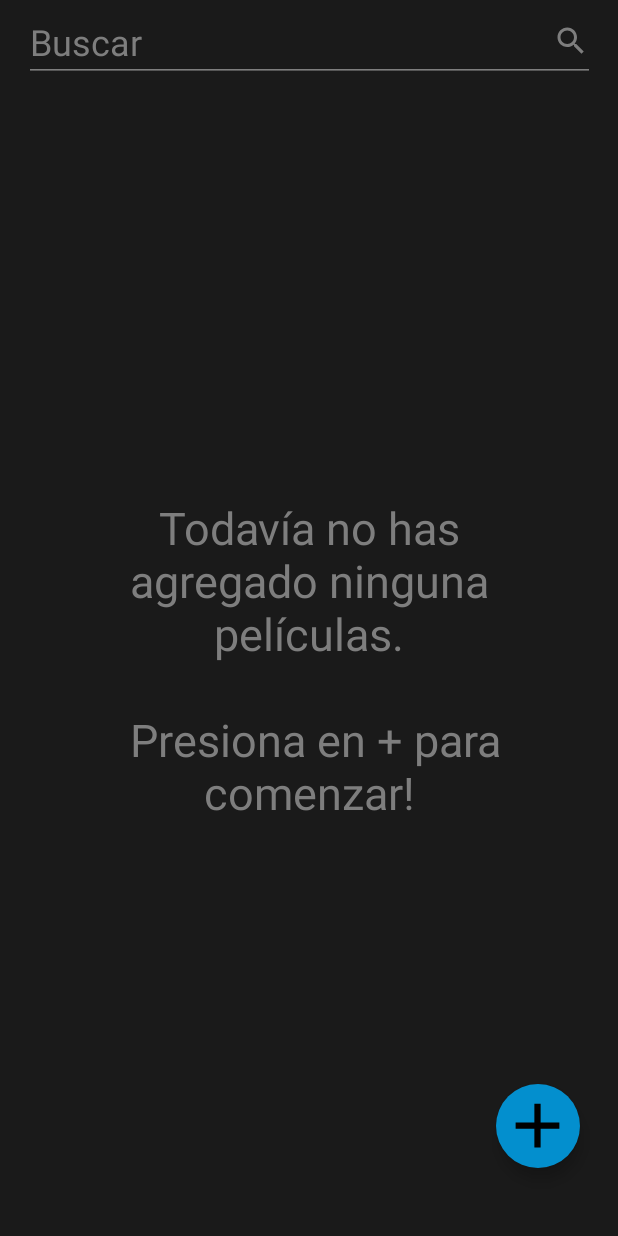
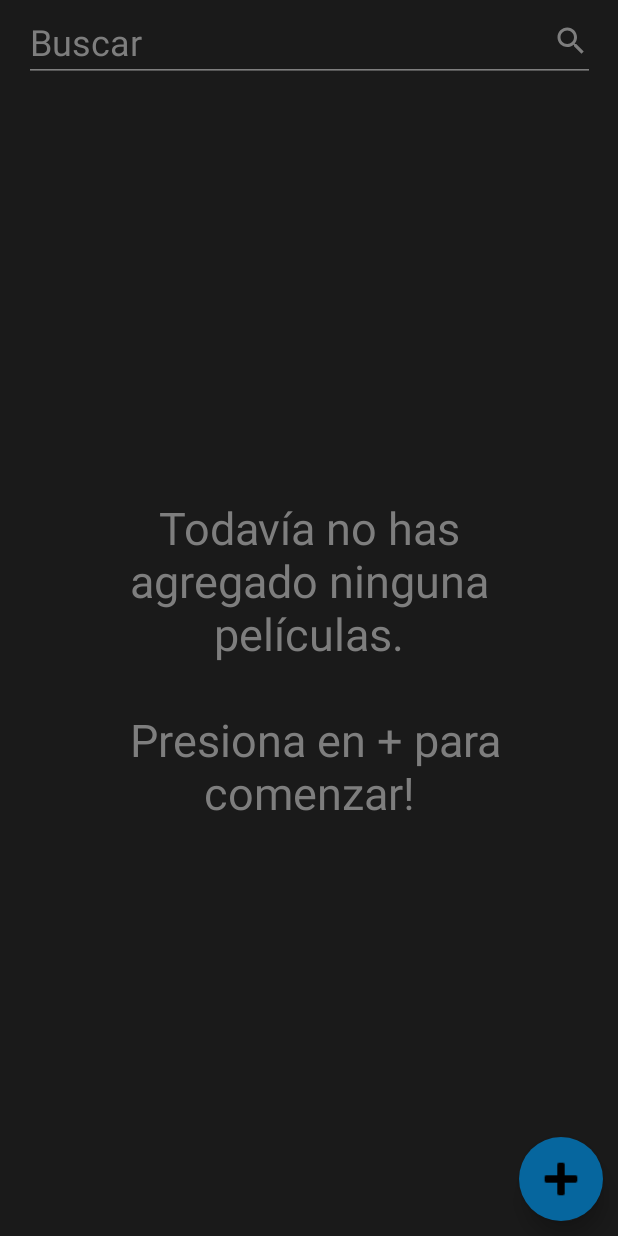
Before and after one commit to RepCode/HaveISeenIt, an Android app: the MoviesActivity screen opened directly, with no data from a screen before it, on a phone screen of 412 x 824 dp. Run offline under Robolectric (Android 15) with nearby library versions, the phone set to English and light mode, and no system bars; our stand-ins replace Room's generated code; 4 statements that could not run were skipped.

Commit message:
changed floating button design and position. Change movies list adapter to get movies from viewModel

```diff
--- a/app/src/main/java/com/utn/haveiseenit/activities/movies/MoviesActivity.kt
+++ b/app/src/main/java/com/utn/haveiseenit/activities/movies/MoviesActivity.kt
@@ -62,9 +62,17 @@ class MoviesActivity : AppCompatActivity(), ToolbarEvents {
 
     override var onSearchItemSelected = { _: MovieResponse -> Unit }
 
-    override fun requestSearchbarFocus(){
+    override fun requestSearchBarFocus(){
         acTextView.requestFocus()
         acTextView.showDropDown()
+    }
+
+    override fun setSearchBarVisibility(isVisible: Boolean){
+        if(isVisible){
+            acTextView.visibility = View.VISIBLE
+        } else {
+            acTextView.visibility = View.INVISIBLE
+        }
     }
 
     private fun searchByName(query: String) {
@@ -85,5 +93,6 @@ class MoviesActivity : AppCompatActivity(), ToolbarEvents {
 
 interface ToolbarEvents {
     var onSearchItemSelected: (MovieResponse) -> Unit
-    fun requestSearchbarFocus()
+    fun requestSearchBarFocus()
+    fun setSearchBarVisibility(isVisible: Boolean)
 }
--- a/app/src/main/java/com/utn/haveiseenit/activities/movies/adapters/MoviesAdapter.kt
+++ b/app/src/main/java/com/utn/haveiseenit/activities/movies/adapters/MoviesAdapter.kt
@@ -1,20 +1,35 @@
 package com.utn.haveiseenit.activities.movies.adapters
 
-import android.graphics.drawable.GradientDrawable
 import android.view.LayoutInflater
 import android.view.View
 import android.view.ViewGroup
 import android.widget.ImageView
 import android.widget.TextView
 import androidx.cardview.widget.CardView
+import androidx.fragment.app.FragmentActivity
+import androidx.lifecycle.Observer
+import androidx.lifecycle.ViewModelProvider
 import androidx.recyclerview.widget.RecyclerView
+import com.google.android.material.card.MaterialCardView
 import com.utn.haveiseenit.R
 import com.utn.haveiseenit.activities.movies.layoutHelpers.MovieLayoutHelpers
+import com.utn.haveiseenit.activities.movies.viewModels.MovieListViewModel
 import com.utn.haveiseenit.activities.movies.viewModels.models.MovieModel
-import com.utn.haveiseenit.entities.MovieStatuses
 
-class MoviesAdapter(private val movies: List<MovieModel>, val adapterOnClick: (MovieModel) -> Unit) :
+class MoviesAdapter(
+    activity: FragmentActivity,
+    private val onMovieSelectionChange: (Int) -> Unit,
+    val adapterOnClick: (MovieModel) -> Unit
+) :
     RecyclerView.Adapter<MoviesAdapter.MoviesViewHolder>() {
+    init {
+        ViewModelProvider(activity).get(MovieListViewModel::class.java).getMovies().observe(activity, Observer<List<MovieModel>> { moviesList ->
+            movies = moviesList
+        })
+    }
+    private lateinit var movies: List<MovieModel>
+
+    val selectedMovies = mutableListOf<Int>()
 
     class MoviesViewHolder(val view: View) : RecyclerView.ViewHolder(view) {
     }
@@ -44,13 +59,25 @@ class MoviesAdapter(private val movies: List<MovieModel>, val adapterOnClick: (M
         holder.view.findViewById<TextView>(R.id.list_director_text).text =
             holder.view.context.getString(R.string.list_director, movies[position].movie.director)
         val rating = movies[position].movie.rating
-        if(rating == null){
+        if (rating == null) {
             holder.view.findViewById<TextView>(R.id.list_score_text).visibility = View.INVISIBLE
-        } else{
+        } else {
             holder.view.findViewById<TextView>(R.id.list_score_text).text =
                 holder.view.context.getString(R.string.list_rating, rating)
         }
         setStatus(holder, movies[position].movie.status)
+        val card = holder.view.findViewById<MaterialCardView>(R.id.movie_card)
+        holder.view.findViewById<CardView>(R.id.movie_card).setOnLongClickListener {
+            if (card.isChecked) {
+                selectedMovies.remove(movies[position].movie.id)
+                card.isChecked = false
+            } else {
+                selectedMovies.add(movies[position].movie.id)
+                card.isChecked = true
+            }
+            onMovieSelectionChange(selectedMovies.size)
+            true
+        }
         holder.view.findViewById<CardView>(R.id.movie_card).setOnClickListener {
             adapterOnClick(movies[position])
         }
--- a/app/src/main/java/com/utn/haveiseenit/activities/movies/fragments/MovieDetailContainerFragment.kt
+++ b/app/src/main/java/com/utn/haveiseenit/activities/movies/fragments/MovieDetailContainerFragment.kt
@@ -17,6 +17,7 @@ import com.google.android.material.tabs.TabLayout
 import com.google.android.material.tabs.TabLayoutMediator
 
 import com.utn.haveiseenit.R
+import com.utn.haveiseenit.activities.movies.ToolbarEvents
 import com.utn.haveiseenit.activities.movies.viewModels.MovieDetailViewModel
 
 class MovieDetailContainerFragment : Fragment() {
@@ -102,8 +103,7 @@ class MovieDetailContainerFragment : Fragment() {
 
         (activity as AppCompatActivity).supportActionBar?.setDisplayHomeAsUpEnabled(true)
         // hide search bar from toolbar
-        activity?.findViewById<AutoCompleteTextView>(R.id.search_autocomplete)?.visibility =
-            View.INVISIBLE
+        (activity as ToolbarEvents).setSearchBarVisibility(false)
         // set navigation back
         val toolbar: Toolbar = (activity as AppCompatActivity).findViewById(R.id.toolbar)
         toolbar.setNavigationOnClickListener {
--- a/app/src/main/java/com/utn/haveiseenit/activities/movies/fragments/MovieDetailFragment.kt
+++ b/app/src/main/java/com/utn/haveiseenit/activities/movies/fragments/MovieDetailFragment.kt
@@ -55,7 +55,6 @@ class MovieDetailFragment() : Fragment() {
         inflater: LayoutInflater, container: ViewGroup?,
         savedInstanceState: Bundle?
     ): View? {
-        setHasOptionsMenu(true)
         v = inflater.inflate(R.layout.fragment_movie_detail, container, false)
         // Set listeners
         v.findViewById<TextView>(R.id.detail_status_text).setOnClickListener {
@@ -74,8 +73,7 @@ class MovieDetailFragment() : Fragment() {
         val statuses = arrayOf(
             StatusModel(getString(R.string.movie_status_to_watch), MovieStatuses.pending),
             StatusModel(getString(R.string.movie_status_started), MovieStatuses.started),
-            StatusModel(getString(R.string.movie_status_seen), MovieStatuses.seen),
-            StatusModel(getString(R.string.movie_status_in_review), MovieStatuses.inReview)
+            StatusModel(getString(R.string.movie_status_seen), MovieStatuses.seen)
         )
         val builder = AlertDialog.Builder(requireContext(), R.style.Dialog)
         var index: Int? = null
--- a/app/src/main/java/com/utn/haveiseenit/activities/movies/fragments/MoviesListFragment.kt
+++ b/app/src/main/java/com/utn/haveiseenit/activities/movies/fragments/MoviesListFragment.kt
@@ -4,12 +4,12 @@ import android.content.Context
 import android.os.Bundle
 import android.view.*
 import android.view.inputmethod.InputMethodManager
-import android.widget.AutoCompleteTextView
 import android.widget.TextView
 import androidx.appcompat.app.AppCompatActivity
 import androidx.fragment.app.Fragment
 import androidx.fragment.app.viewModels
 import androidx.lifecycle.Observer
+import androidx.lifecycle.ViewModelProvider
 import androidx.navigation.findNavController
 import androidx.recyclerview.widget.LinearLayoutManager
 import androidx.recyclerview.widget.RecyclerView
@@ -25,6 +25,7 @@ class MoviesListFragment : Fragment() {
     private lateinit var v: View
     private lateinit var viewAdapter: RecyclerView.Adapter<*>
     private lateinit var viewManager: RecyclerView.LayoutManager
+    private lateinit var toolbar: Menu
 
     override fun onCreate(savedInstanceState: Bundle?) {
         super.onCreate(savedInstanceState)
@@ -38,19 +39,20 @@ class MoviesListFragment : Fragment() {
         setHasOptionsMenu(true)
 
         v = inflater.inflate(R.layout.fragment_movies_list, container, false)
-        val movieViewModel: MovieListViewModel by viewModels()
-        movieViewModel.getMovies().observe(requireActivity(), Observer<List<MovieModel>> { movies ->
-            viewManager = LinearLayoutManager(context)
-            viewAdapter = MoviesAdapter(movies) { movie ->
-                navigateToMovieDetail(movie)
-            }
-            if (movies.isNotEmpty()) {
+        viewManager = LinearLayoutManager(context)
+        viewAdapter = MoviesAdapter(requireActivity(), onMovieSelectionChange) { movie ->
+            navigateToMovieDetail(movie)
+        }
+        val moviesViewModel =
+            ViewModelProvider(requireActivity()).get(MovieListViewModel::class.java)
+        moviesViewModel.hasMovies().observe(requireActivity(), Observer<Boolean> { hasMovies ->
+            if (hasMovies) {
                 v.findViewById<TextView>(R.id.empty_list_message).visibility = View.INVISIBLE
             }
-            setRecyclerView()
         })
-        activity?.findViewById<AutoCompleteTextView>(R.id.search_autocomplete)?.visibility =
-            View.VISIBLE
+        setRecyclerView()
+
+        (activity as ToolbarEvents).setSearchBarVisibility(true)
 
         (activity as ToolbarEvents).onSearchItemSelected = { movie: MovieResponse ->
             val imm = context?.getSystemService(Context.INPUT_METHOD_SERVICE) as InputMethodManager
@@ -60,28 +62,40 @@ class MoviesListFragment : Fragment() {
             )
         }
 
-        v.findViewById<FloatingActionButton>(R.id.new_movie_button).setOnClickListener{
-            (activity as ToolbarEvents).requestSearchbarFocus()
+        v.findViewById<FloatingActionButton>(R.id.new_movie_button).setOnClickListener {
+            (activity as ToolbarEvents).requestSearchBarFocus()
         }
         return v
     }
 
     override fun onCreateOptionsMenu(menu: Menu, inflater: MenuInflater) {
-        inflater.inflate(R.menu.empty_toolbar, menu)
+        inflater.inflate(R.menu.delete_toolbar, menu)
+        toolbar = menu
+        onMovieSelectionChange(0) // hide delete button
+//        toolbar.findItem(R.id.action_delete).setOnMenuItemClickListener {
+//
+//        }
         (activity as AppCompatActivity).supportActionBar?.setDisplayHomeAsUpEnabled(false)
         super.onCreateOptionsMenu(menu, inflater)
     }
 
-    private fun navigateToMovieDetail(movieModel: MovieModel){
+    private fun navigateToMovieDetail(movieModel: MovieModel) {
         v.findNavController().navigate(
-            MoviesListFragmentDirections.actionMoviesListFragmentToMovieDetailContainerFragment(movieModel)
+            MoviesListFragmentDirections.actionMoviesListFragmentToMovieDetailContainerFragment(
+                movieModel
+            )
         )
     }
 
-    private fun setRecyclerView(){
+    private fun setRecyclerView() {
         v.findViewById<RecyclerView>(R.id.notes_recycler_view).apply {
             layoutManager = viewManager
             adapter = viewAdapter
         }
     }
+
+    private val onMovieSelectionChange = { selectionSize: Int ->
+        toolbar.findItem(R.id.action_delete)?.isVisible = selectionSize > 0
+        (activity as ToolbarEvents).setSearchBarVisibility(selectionSize == 0)
+    }
 }
--- a/app/src/main/java/com/utn/haveiseenit/activities/movies/viewModels/MovieListViewModel.kt
+++ b/app/src/main/java/com/utn/haveiseenit/activities/movies/viewModels/MovieListViewModel.kt
@@ -16,11 +16,17 @@ class MovieListViewModel(application: Application) : AndroidViewModel(applicatio
         }
     }
 
+    private val hasMovies = MutableLiveData<Boolean>(false)
+
     fun getMovies(): LiveData<List<MovieModel>> {
         if (movies.value.isNullOrEmpty()) {
             loadMovies()
         }
         return movies
+    }
+
+    fun hasMovies(): LiveData<Boolean> {
+        return hasMovies
     }
 
     private fun loadMovies() {
@@ -29,5 +35,11 @@ class MovieListViewModel(application: Application) : AndroidViewModel(applicatio
             movieList.add(MovieModel(it!!))
         }
         movies.value = movieList
+        hasMovies.value = !movieList.isNullOrEmpty()
+    }
+
+    private fun removeMovies(movieIds: Array<Int>){
+        movieDao.deleteMoviesByIds(movieIds)
+        loadMovies()
     }
 }
--- a/app/src/main/java/com/utn/haveiseenit/database/MovieDao.kt
+++ b/app/src/main/java/com/utn/haveiseenit/database/MovieDao.kt
@@ -24,6 +24,9 @@ interface MovieDao {
     @Query("UPDATE movies SET status=:status WHERE id=:id")
     fun updateMovieStatus(id: Int, status: Int)
 
+    @Query("DELETE FROM movies WHERE id IN (:ids)")
+    fun deleteMoviesByIds(ids: Array<Int>)
+
     @Delete
     fun delete(movie: Movie?)
 
--- /dev/null
+++ b/app/src/main/res/drawable/ic_delete_forever_white_24dp.xml
@@ -0,0 +1,9 @@
+<vector xmlns:android="http://schemas.android.com/apk/res/android"
+        android:width="24dp"
+        android:height="24dp"
+        android:viewportWidth="24.0"
+        android:viewportHeight="24.0">
+    <path
+        android:fillColor="@color/colorWhite"
+        android:pathData="M6,19c0,1.1 0.9,2 2,2h8c1.1,0 2,-0.9 2,-2L18,7L6,7v12zM8.46,11.88l1.41,-1.41L12,12.59l2.12,-2.12 1.41,1.41L13.41,14l2.12,2.12 -1.41,1.41L12,15.41l-2.12,2.12 -1.41,-1.41L10.59,14l-2.13,-2.12zM15.5,4l-1,-1h-5l-1,1L5,4v2h14L19,4z"/>
+</vector>
--- a/app/src/main/res/layout/fragment_movies_list.xml
+++ b/app/src/main/res/layout/fragment_movies_list.xml
@@ -21,6 +21,7 @@
         android:id="@+id/empty_list_message"
         android:layout_width="0dp"
         android:layout_height="wrap_content"
+        android:elevation="4dp"
         android:text="@string/no_movies_added"
         android:textAlignment="center"
         android:textColor="@color/colorGrey"
@@ -34,15 +35,19 @@
         android:id="@+id/new_movie_button"
         android:layout_width="wrap_content"
         android:layout_height="wrap_content"
-        android:layout_marginEnd="25dp"
-        android:layout_marginBottom="45dp"
-        android:backgroundTint="@color/colorLightBlue"
+        android:layout_marginEnd="10dp"
+        android:layout_marginBottom="10dp"
+        android:alpha="1"
+        android:backgroundTint="@color/blueColor"
         android:clickable="true"
-        android:src="@drawable/ic_add_black_24dp"
+        android:focusable="true"
+        android:src="@android:drawable/ic_input_add"
+        android:tint="@android:color/transparent"
         app:borderWidth="0dp"
+        app:elevation="8dp"
         app:layout_constraintBottom_toBottomOf="parent"
         app:layout_constraintEnd_toEndOf="parent"
-        app:maxImageSize="50dp" />
+        app:maxImageSize="40dp" />
 
     <androidx.constraintlayout.widget.Guideline
         android:id="@+id/left_guideline"
@@ -57,4 +62,5 @@
         android:layout_height="wrap_content"
         android:orientation="vertical"
         app:layout_constraintGuide_percent="0.9" />
+
 </androidx.constraintlayout.widget.ConstraintLayout>
--- /dev/null
+++ b/app/src/main/res/menu/delete_toolbar.xml
@@ -0,0 +1,9 @@
+<?xml version="1.0" encoding="utf-8"?>
+<menu xmlns:app="http://schemas.android.com/apk/res-auto"
+    xmlns:android="http://schemas.android.com/apk/res/android">
+    <item
+        android:id="@+id/action_delete"
+        android:icon="@drawable/ic_delete_forever_white_24dp"
+        android:title="@string/toolbar_delete"
+        app:showAsAction="always" />
+</menu>
--- a/app/src/main/res/values/strings.xml
+++ b/app/src/main/res/values/strings.xml
@@ -62,4 +62,5 @@
     <!--  Toolbars  -->
     <string name="toolbar_confirm_changes">Save</string>
     <string name="toolbar_cancel_changes">Cancel</string>
+    <string name="toolbar_delete">Delete</string>
 </resources>
```
Also changed, not shown: app/src/main/res/layout/movie_list_item.xml (+7 -3 lines).
